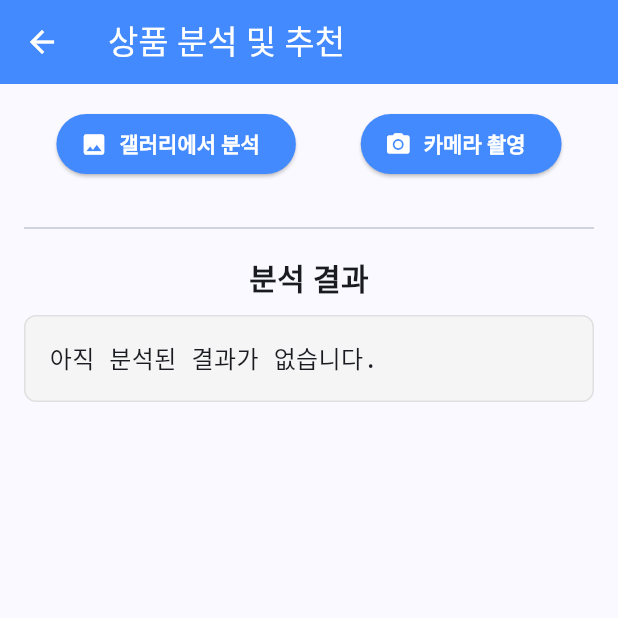
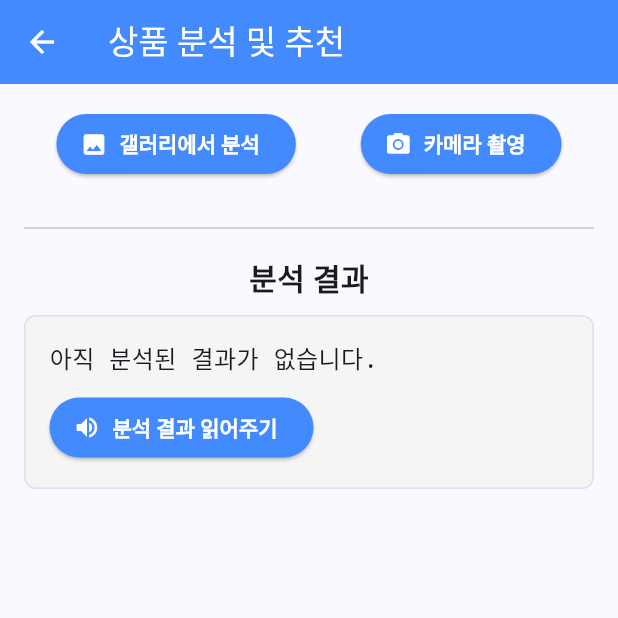
Before and after one commit to SeeIn-Inha/SeeIn-Frontend, a Flutter app: the ProductAnalysisScreen screen opened directly, on a phone screen of 412 x 824 dp, the top half of it. Run offline on Flutter 3.47's test engine with Material 3 defaults, Android fonts, the light colour scheme and no system bars; our stand-ins replace flutter_dotenv, flutter_tts, image_picker.

Commit message:
feat: OCR 결과 전송, 음성 안내 버튼 추가 product_analysis_screen.dart : 사진 업로드 후 '분석 결과 읽어주기' 버튼 누르면 TTS로 읽어줌

```diff
--- a/lib/screens/product_analysis_screen.dart
+++ b/lib/screens/product_analysis_screen.dart
@@ -4,6 +4,8 @@ import 'package:flutter/material.dart';
 import 'package:flutter_dotenv/flutter_dotenv.dart';
 import 'package:image_picker/image_picker.dart';
 import 'package:http/http.dart' as http;
+import 'package:flutter_tts/flutter_tts.dart';
+import 'package:seein_frontend/services/tts_service.dart';
 
 ///  상품 분석 및 추천 화면
 /// - 이미지 업로드 → FastAPI 서버에서 상품 분석 및 요약 결과 받기
@@ -63,6 +65,10 @@ class _ProductAnalysisScreenState extends State<ProductAnalysisScreen> {
 ''';
             _isAnalyzed = true;
           });
+
+          // OCR 결과를 줄 단위 리스트로 만들어서 TtsService에 전달
+          final ocrLines = _resultText.split('\n').where((line) => line.trim().isNotEmpty).toList();
+          TtsService().setOcrResults(ocrLines);
 
           _showSnackbar('상품 분석 성공!');
         } else {
@@ -224,6 +230,16 @@ class _ProductAnalysisScreenState extends State<ProductAnalysisScreen> {
                             },
                           ),
                         ),
+                      const SizedBox(height: 10),
+
+                      // 🔊 분석 결과 음성 안내 버튼
+                      ElevatedButton.icon(
+                        icon: const Icon(Icons.volume_up),
+                        label: const Text('분석 결과 읽어주기'),
+                        onPressed: () {
+                          TtsService().readOcrResults();
+                        },
+                      ),
                     ],
                   ),
                 ),
```
